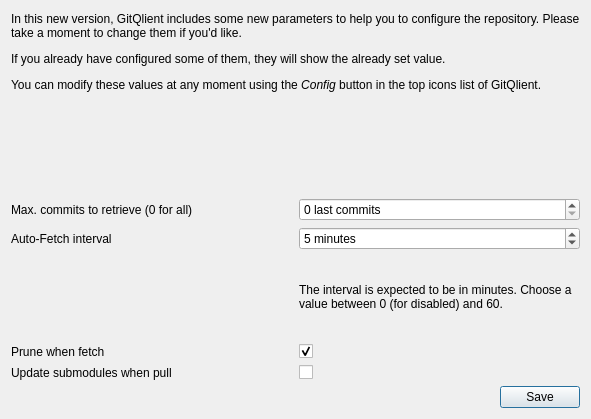
The window that src/aux_widgets/InitialRepoConfig.ui (francescmm/GitQlient) describes before a commit, drawn with Qt 5.
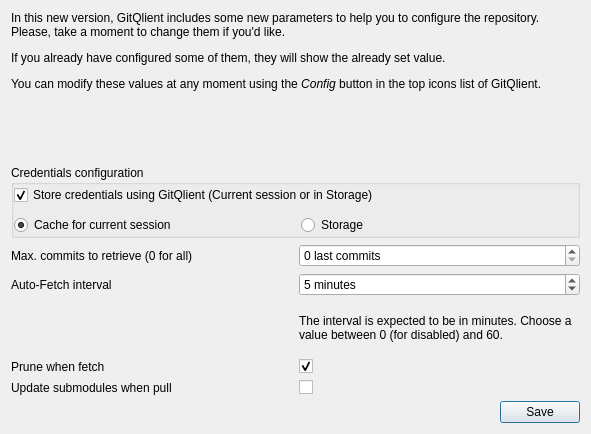
The same window after the commit. Custom widgets are drawn as their Qt base class.

Commit message: #21 Adding widgets for credentials config

```diff
--- a/src/aux_widgets/InitialRepoConfig.ui
+++ b/src/aux_widgets/InitialRepoConfig.ui
@@ -7,50 +7,31 @@
     <x>0</x>
     <y>0</y>
     <width>591</width>
-    <height>419</height>
+    <height>434</height>
    </rect>
   </property>
   <property name="windowTitle">
    <string>Repo config</string>
   </property>
   <layout class="QGridLayout" name="gridLayout">
-   <item row="3" column="1">
-    <widget class="QSpinBox" name="sbMaxCommits">
-     <property name="suffix">
-      <string> last commits</string>
+   <item row="0" column="0" colspan="2">
+    <widget class="QLabel" name="label_4">
+     <property name="text">
+      <string>&lt;html&gt;&lt;head/&gt;&lt;body&gt;&lt;p&gt;In this new version, GitQlient includes some new parameters to help you to configure the repository. Please, take a moment to change them if you'd like.&lt;/p&gt;&lt;p&gt;If you already have configured some of them, they will show the already set value.&lt;/p&gt;&lt;p&gt;You can modify these values at any moment using the &lt;span style=&quot; font-style:italic;&quot;&gt;Config &lt;/span&gt;button in the top icons list of GitQlient.&lt;/p&gt;&lt;/body&gt;&lt;/html&gt;</string>
      </property>
-     <property name="maximum">
-      <number>999999999</number>
+     <property name="wordWrap">
+      <bool>true</bool>
      </property>
-     <property name="singleStep">
-      <number>10</number>
-     </property>
-     <property name="value">
-      <number>0</number>
-     </property>
     </widget>
    </item>
-   <item row="1" column="0" colspan="2">
-    <widget class="QFrame" name="orangeHSeparator">
-     <property name="frameShape">
-      <enum>QFrame::NoFrame</enum>
-     </property>
-     <property name="frameShadow">
-      <enum>QFrame::Plain</enum>
-     </property>
-     <property name="lineWidth">
-      <number>0</number>
-     </property>
-    </widget>
-   </item>
-   <item row="7" column="1">
+   <item row="8" column="1">
     <widget class="CheckBox" name="updateOnPull">
      <property name="text">
       <string/>
      </property>
     </widget>
    </item>
-   <item row="8" column="0" colspan="2">
+   <item row="9" column="0" colspan="2">
     <layout class="QHBoxLayout" name="horizontalLayout">
      <item>
       <spacer name="horizontalSpacer">
@@ -74,71 +55,7 @@
      </item>
     </layout>
    </item>
-   <item row="3" column="0">
-    <widget class="QLabel" name="label_7">
-     <property name="text">
-      <string>Max. commits to retrieve (0 for all)</string>
-     </property>
-    </widget>
-   </item>
    <item row="7" column="0">
-    <widget class="QLabel" name="label_5">
-     <property name="text">
-      <string>Update submodules when pull</string>
-     </property>
-    </widget>
-   </item>
-   <item row="4" column="1">
-    <widget class="QSpinBox" name="autoFetch">
-     <property name="suffix">
-      <string> minutes</string>
-     </property>
-     <property name="maximum">
-      <number>60</number>
-     </property>
-     <property name="value">
-      <number>5</number>
-     </property>
-    </widget>
-   </item>
-   <item row="4" column="0">
-    <widget class="QLabel" name="label">
-     <property name="text">
-      <string>Auto-Fetch interval</string>
-     </property>
-    </widget>
-   </item>
-   <item row="0" column="0" colspan="2">
-    <widget class="QLabel" name="label_4">
-     <property name="text">
-      <string>&lt;html&gt;&lt;head/&gt;&lt;body&gt;&lt;p&gt;In this new version, GitQlient includes some new parameters to help you to configure the repository. Please take a moment to change them if you'd like.&lt;/p&gt;&lt;p&gt;If you already have configured some of them, they will show the already set value.&lt;/p&gt;&lt;p&gt;You can modify these values at any moment using the &lt;span style=&quot; font-style:italic;&quot;&gt;Config &lt;/span&gt;button in the top icons list of GitQlient.&lt;/p&gt;&lt;/body&gt;&lt;/html&gt;</string>
-     </property>
-     <property name="wordWrap">
-      <bool>true</bool>
-     </property>
-    </widget>
-   </item>
-   <item row="6" column="1">
-    <widget class="CheckBox" name="pruneOnFetch">
-     <property name="text">
-      <string/>
-     </property>
-     <property name="checked">
-      <bool>true</bool>
-     </property>
-    </widget>
-   </item>
-   <item row="5" column="1">
-    <widget class="QLabel" name="label_3">
-     <property name="text">
-      <string>The interval is expected to be in minutes. Choose a value between 0 (for disabled) and 60.</string>
-     </property>
-     <property name="wordWrap">
-      <bool>true</bool>
-     </property>
-    </widget>
-   </item>
-   <item row="6" column="0">
     <widget class="QLabel" name="label_2">
      <property name="text">
       <string>Prune when fetch</string>
@@ -161,6 +78,140 @@
      </property>
     </spacer>
    </item>
+   <item row="4" column="1">
+    <widget class="QSpinBox" name="sbMaxCommits">
+     <property name="suffix">
+      <string> last commits</string>
+     </property>
+     <property name="maximum">
+      <number>999999999</number>
+     </property>
+     <property name="singleStep">
+      <number>10</number>
+     </property>
+     <property name="value">
+      <number>0</number>
+     </property>
+    </widget>
+   </item>
+   <item row="4" column="0">
+    <widget class="QLabel" name="label_7">
+     <property name="text">
+      <string>Max. commits to retrieve (0 for all)</string>
+     </property>
+    </widget>
+   </item>
+   <item row="7" column="1">
+    <widget class="CheckBox" name="pruneOnFetch">
+     <property name="text">
+      <string/>
+     </property>
+     <property name="checked">
+      <bool>true</bool>
+     </property>
+    </widget>
+   </item>
+   <item row="5" column="0">
+    <widget class="QLabel" name="label">
+     <property name="text">
+      <string>Auto-Fetch interval</string>
+     </property>
+    </widget>
+   </item>
+   <item row="6" column="1">
+    <widget class="QLabel" name="label_3">
+     <property name="text">
+      <string>The interval is expected to be in minutes. Choose a value between 0 (for disabled) and 60.</string>
+     </property>
+     <property name="wordWrap">
+      <bool>true</bool>
+     </property>
+    </widget>
+   </item>
+   <item row="1" column="0" colspan="2">
+    <widget class="QFrame" name="orangeHSeparator">
+     <property name="frameShape">
+      <enum>QFrame::NoFrame</enum>
+     </property>
+     <property name="frameShadow">
+      <enum>QFrame::Plain</enum>
+     </property>
+     <property name="lineWidth">
+      <number>0</number>
+     </property>
+    </widget>
+   </item>
+   <item row="5" column="1">
+    <widget class="QSpinBox" name="autoFetch">
+     <property name="suffix">
+      <string> minutes</string>
+     </property>
+     <property name="maximum">
+      <number>60</number>
+     </property>
+     <property name="value">
+      <number>5</number>
+     </property>
+    </widget>
+   </item>
+   <item row="8" column="0">
+    <widget class="QLabel" name="label_5">
+     <property name="text">
+      <string>Update submodules when pull</string>
+     </property>
+    </widget>
+   </item>
+   <item row="3" column="0" colspan="2">
+    <widget class="QGroupBox" name="credentialsFrames">
+     <property name="title">
+      <string>Credentials configuration</string>
+     </property>
+     <layout class="QGridLayout" name="gridLayout_2">
+      <property name="leftMargin">
+       <number>0</number>
+      </property>
+      <property name="topMargin">
+       <number>0</number>
+      </property>
+      <property name="rightMargin">
+       <number>0</number>
+      </property>
+      <property name="bottomMargin">
+       <number>0</number>
+      </property>
+      <property name="spacing">
+       <number>10</number>
+      </property>
+      <item row="1" column="0">
+       <widget class="QRadioButton" name="rbCache">
+        <property name="text">
+         <string>Cache for current session</string>
+        </property>
+        <property name="checked">
+         <bool>true</bool>
+        </property>
+       </widget>
+      </item>
+      <item row="1" column="1">
+       <widget class="QRadioButton" name="rbStorage">
+        <property name="text">
+         <string>Storage</string>
+        </property>
+       </widget>
+      </item>
+      <item row="0" column="0" colspan="2">
+       <widget class="CheckBox" name="chbCredentials">
+        <property name="text">
+         <string>Store credentials using GitQlient (Current session or in Storage)</string>
+        </property>
+        <property name="checked">
+         <bool>true</bool>
+        </property>
+       </widget>
+      </item>
+     </layout>
+    </widget>
+   </item>
   </layout>
  </widget>
  <customwidgets>
```
The commit also changes 11 other files.
